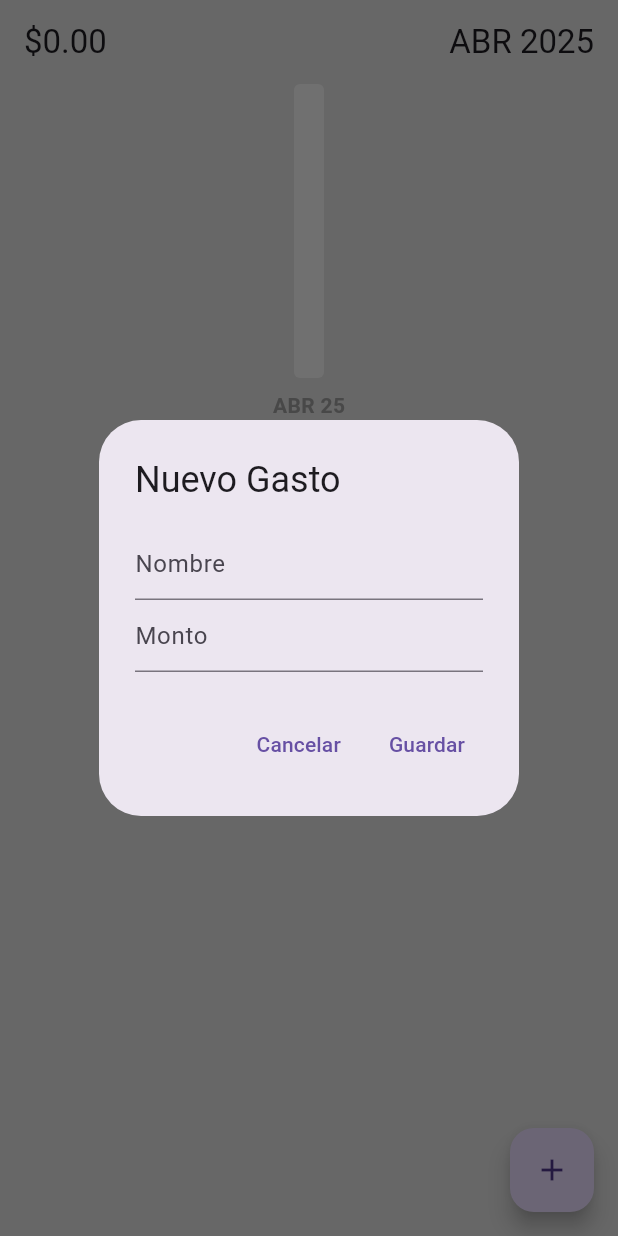
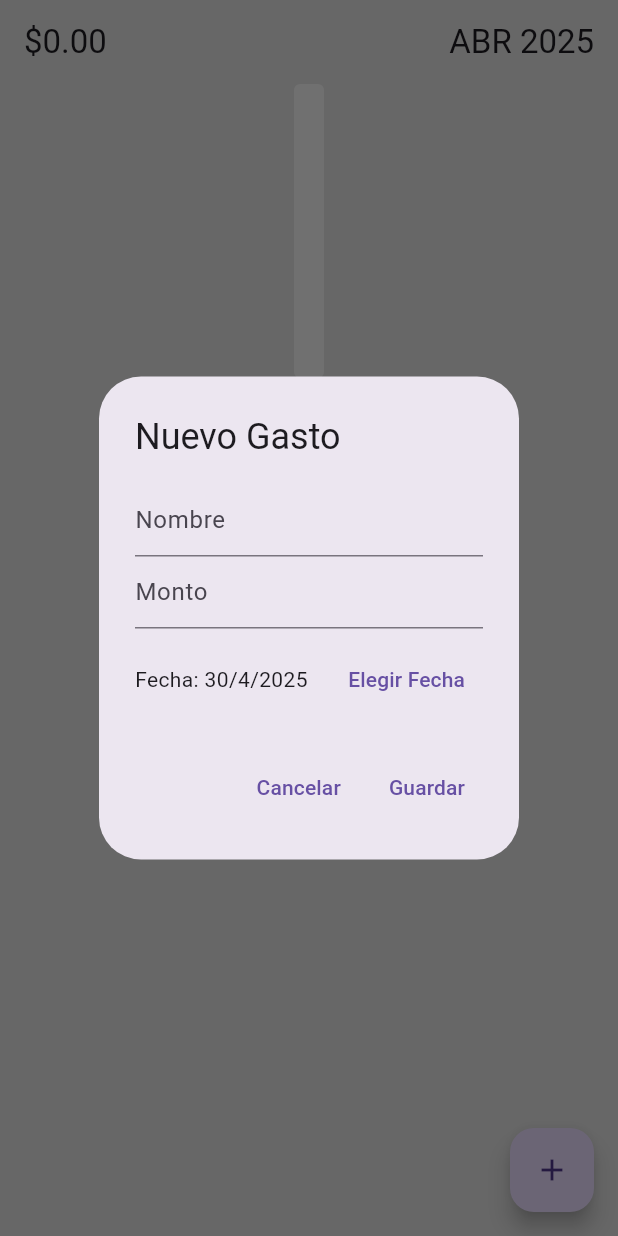
Before and after one commit to emilianoperez7/expense_tracker_app_hive, a Flutter app: the screen it shows after launch, after a tap on the "add" icon, on a phone screen of 412 x 824 dp. Run offline on Flutter 3.47's test engine with Material 3 defaults, Android fonts, the light colour scheme and no system bars; drawn by our look-alikes of fl_chart; our stand-ins replace flutter_slidable, hive, hive_flutter; accounts and stored records are empty.

Commit message:
DatePicker added

```diff
--- a/lib/pages/home_page.dart
+++ b/lib/pages/home_page.dart
@@ -40,6 +40,8 @@ class _HomePageState extends State<HomePage> {
     });
   }
 
+  DateTime selectedDate = DateTime.now();
+
   void openNewExpenseBox() {
     showDialog(
       context: context,
@@ -57,6 +59,32 @@ class _HomePageState extends State<HomePage> {
               keyboardType: TextInputType.number,
               inputFormatters: [
                 FilteringTextInputFormatter.allow(RegExp(r'[0-9.]'))
+              ],
+            ),
+            const SizedBox(height: 10),
+            Row(
+              mainAxisAlignment: MainAxisAlignment.spaceBetween,
+              children: [
+                Text(
+                  "Fecha: ${selectedDate.day}/${selectedDate.month}/${selectedDate.year}",
+                ),
+                TextButton(
+                  onPressed: () async {
+                    final pickedDate = await showDatePicker(
+                      context: context,
+                      initialDate: selectedDate,
+                      firstDate: DateTime(1980),
+                      lastDate: DateTime.now(),
+                    );
+                    if (pickedDate != null) {
+                      setState(() => selectedDate = pickedDate);
+                      Navigator.pop(
+                          context); // cerrar y volver a abrir el diálogo
+                      openNewExpenseBox(); // con fecha actualizada
+                    }
+                  },
+                  child: const Text("Elegir Fecha"),
+                ),
               ],
             ),
           ],
@@ -201,7 +229,8 @@ class _HomePageState extends State<HomePage> {
                       Expense individualExpense =
                           selectedMonthExpenses[reversedIndex];
                       return MyListTile(
-                        title: individualExpense.name,
+                        title:
+                            "${individualExpense.name} - ${individualExpense.date.day}/${individualExpense.date.month}/${individualExpense.date.year}",
                         trailing: formatAmount(individualExpense.amount),
                         onEditPressed: (context) =>
                             openEditBox(individualExpense),
@@ -240,12 +269,13 @@ class _HomePageState extends State<HomePage> {
             id: DateTime.now().millisecondsSinceEpoch,
             name: nameController.text,
             amount: convertStringtoDouble(amountController.text),
-            date: DateTime.now(),
+            date: selectedDate, // ✅ Usa la fecha elegida
           );
           await context.read<ExpenseDatabase>().addExpense(expense);
           refreshData();
           nameController.clear();
           amountController.clear();
+          selectedDate = DateTime.now(); // ✅ Reiniciar para siguiente gasto
         }
       },
       child: const Text('Guardar'),
```
